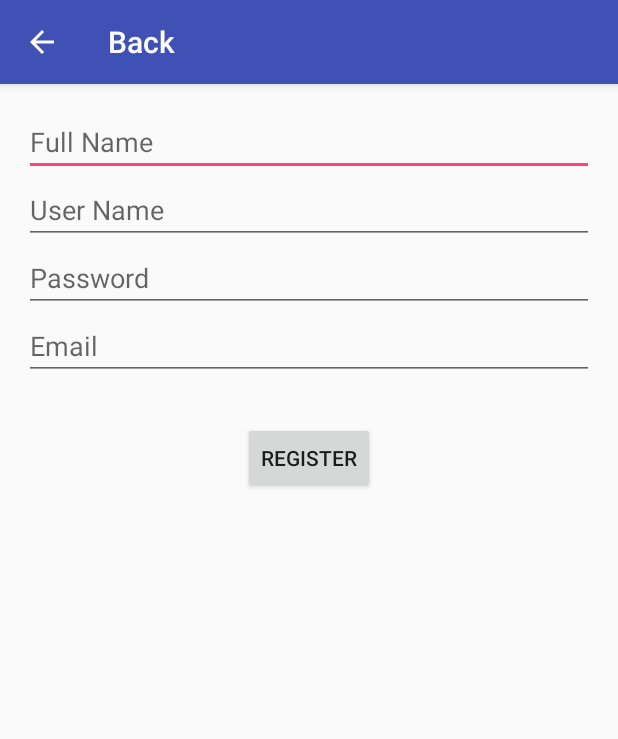
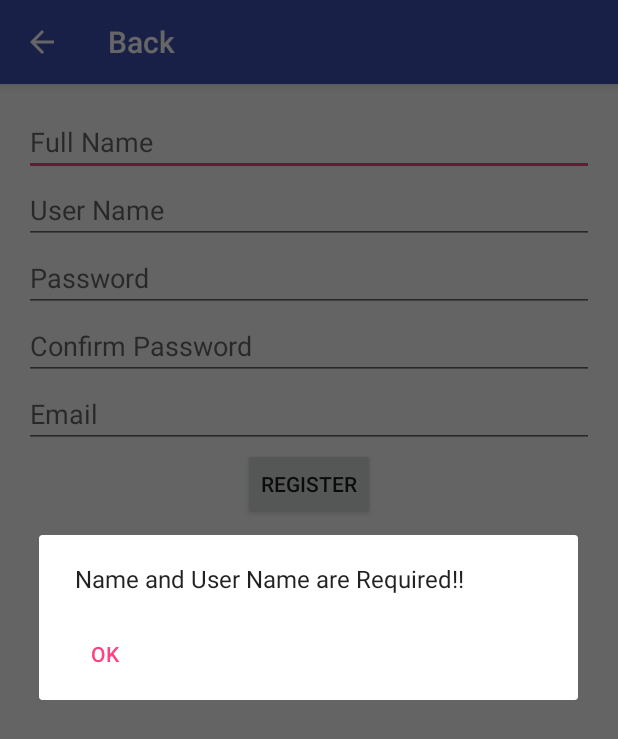
Before and after one commit to PaddyLevitt/Capstone2016PhotoShare, an Android app: the RegisterActivity screen opened directly, with no data from a screen before it, after a tap on "REGISTER", on a phone screen of 412 x 824 dp. Shown: the top 739 px of the screen. Run offline under Robolectric (Android 15) with nearby library versions, the phone set to English and light mode, and no system bars.

Commit message:
Mainly Tweaked Registration activity. Did other stuff too.

```diff
--- a/app/src/main/java/BackEnd/MockData.java
+++ b/app/src/main/java/BackEnd/MockData.java
@@ -7,7 +7,7 @@ import java.util.ArrayList;
  * This class is for temporary Mock Data for testing purposes only and
  * will be replaced by data from the DB when active.
 */
-public class MockData {
+    public class MockData {
 
     public ArrayList<UserProfile> tempProfileList;
 
--- a/app/src/main/java/BackEnd/Registration.java
+++ b/app/src/main/java/BackEnd/Registration.java
@@ -1,7 +1,7 @@
 package BackEnd;
 
 import android.os.AsyncTask;
-import android.view.View;
+import com.capstone.photoshare.MainActivity;
 
 /**
  * Created by Lee Mills on 2/1/2016.
@@ -13,12 +13,13 @@ public class Registration extends AsyncTask<Void, Void, String> {
 
     public Registration(String name, String userName, String password, String emailAddress) {
         newProfile = new UserProfile(name, userName, password, emailAddress);
+        MainActivity.tempData.tempProfileList.add(newProfile); //mock data for now
     }
 
     protected String doInBackground(Void... params) {
 
         //Code here to connect to DB and push Register object to database
 
-        return newProfile.getName(); // test that this method is doing something in background
+        return MainActivity.tempData.tempProfileList.get(MainActivity.tempData.tempProfileList.size() - 1).getName(); //mopck data for now
     }
 }
--- /dev/null
+++ b/app/src/main/java/BackEnd/WarningDialog.java
@@ -0,0 +1,27 @@
+package BackEnd;
+
+import android.app.AlertDialog;
+import android.content.Context;
+import android.content.DialogInterface;
+
+/**
+ * Created by Lee Mills on 2/6/2016.
+ * This class is created to use to same alert dialog format throughout the app
+ */
+public class WarningDialog extends AlertDialog.Builder {
+
+    public WarningDialog(Context context, String warning) {
+        super(context);
+        setMessage(warning);
+        setCancelable(true);
+        setNeutralButton(android.R.string.ok,
+                new DialogInterface.OnClickListener() {
+                    public void onClick(DialogInterface dialog, int id) {
+                        dialog.cancel();
+                    }
+                });
+
+        create();
+        show();
+    }
+}
--- a/app/src/main/java/com/capstone/photoshare/ProfileActivity.java
+++ b/app/src/main/java/com/capstone/photoshare/ProfileActivity.java
@@ -1,4 +1,8 @@
 package com.capstone.photoshare;
+
+/* Created by Lee K. Mills.
+ * This class represents the user profile screen
+ */
 
 import android.os.Bundle;
 import android.support.v7.app.AppCompatActivity;
--- a/app/src/main/java/com/capstone/photoshare/RegisterActivity.java
+++ b/app/src/main/java/com/capstone/photoshare/RegisterActivity.java
@@ -1,4 +1,8 @@
 package com.capstone.photoshare;
+
+/* Created by Lee K. Mills.
+ * This class represents the registration screen
+ */
 
 import android.os.Bundle;
 import android.support.v7.app.AppCompatActivity;
@@ -8,9 +12,12 @@ import android.widget.EditText;
 import android.widget.TextView;
 import java.util.concurrent.ExecutionException;
 import BackEnd.Registration;
-
+import BackEnd.WarningDialog;
 
 public class RegisterActivity extends AppCompatActivity {
+
+    //Represents minimum password length
+    private static final int passwordLength = 8;
 
     @Override
     protected void onCreate(Bundle savedInstanceState) {
@@ -24,25 +31,83 @@ public class RegisterActivity extends AppCompatActivity {
 
     //For now just a mock test of register fields, button and background thread
     public void registerButton(View view) {
+
+        //Text fields
         EditText editText1 = (EditText) findViewById(R.id.fullName);
         EditText editText2 = (EditText) findViewById(R.id.userName);
         EditText editText3 = (EditText) findViewById(R.id.password);
-        EditText editText4 = (EditText) findViewById(R.id.email);
+        EditText editText4 = (EditText) findViewById(R.id.confirmPassword);
+        EditText editText5 = (EditText) findViewById(R.id.email);
 
+        //Input from text fields
         String name = editText1.getText().toString();
         String userName = editText2.getText().toString();
         String password= editText3.getText().toString();
-        String email = editText4.getText().toString();
+        String confirmPassword = editText4.getText().toString();
+        String email = editText5.getText().toString();
 
+        if(generateRegisterWarning(name, userName, password, confirmPassword, email)) { // Generate warning and returns from method
+            return;
+        }
+
+        //Executes registration in background
         Registration myRegistration = new Registration(name, userName, password, email);
-
         myRegistration.execute();
 
+        //Temp for testing, puts new user name on screen
         try {
             TextView textView = (TextView) findViewById(R.id.textView2);
             textView.setText(myRegistration.get());
         } catch (InterruptedException | ExecutionException e) {
             e.printStackTrace();
+
         }
     }
+
+    //Checks if password and confirmed password are equal
+    private boolean confirmPassword(String password, String confirmed) {
+        return password.equals(confirmed) && !password.equals("") && !confirmed.equals("");
+    }
+
+    //Checks if password meets minimum length
+    private boolean passwordLength(String password) {
+        return password.length() < passwordLength;
+    }
+
+    //Checks if name and username fields are empty or null
+    private boolean fullFields (String name, String username) {
+        return name.equals("") || username.equals("");
+    }
+
+    //Checks if email format is correct
+    private boolean emailFormat (String email) {
+        return email!=null && android.util.Patterns.EMAIL_ADDRESS.matcher(email).matches();
+    }
+
+    //Generate applicable warning dialog based on invalid registration info, in sequence with text fields
+    private boolean generateRegisterWarning(String name, String username, String password, String confirmPassword, String email) {
+
+        if (fullFields(name, username)) {
+            String warning = "Name and User Name are Required!!";
+            new WarningDialog(this, warning);
+            return true;
+        }
+        else if (passwordLength(password)) {
+            String warning = "Password should be atleast 8 characters!!";
+            new WarningDialog(this, warning);
+            return true;
+        }
+        else if (!confirmPassword(password, confirmPassword)) {
+            String warning = "Password and Confirmed Password DO NOT match!!";
+            new WarningDialog(this, warning);
+            return true;
+        }
+        else if (!emailFormat(email)) {
+            String warning = "Incorrect email format!!";
+            new WarningDialog(this, warning);
+            return true;
+        }
+        else
+            return false;
+    }
 }
--- a/app/src/main/res/layout/content_register.xml
+++ b/app/src/main/res/layout/content_register.xml
@@ -42,28 +42,28 @@
         android:layout_alignParentStart="true"
         android:layout_alignParentRight="true"
         android:layout_alignParentEnd="true"
-        android:hint="@string/password" />
+        android:hint="@string/password"
+        android:password="true" />
 
     <EditText
         android:layout_width="wrap_content"
         android:layout_height="wrap_content"
         android:id="@+id/email"
-        android:layout_below="@+id/password"
+        android:hint="@string/email"
+        android:layout_below="@+id/confirmPassword"
         android:layout_alignParentLeft="true"
         android:layout_alignParentStart="true"
         android:layout_alignParentRight="true"
-        android:layout_alignParentEnd="true"
-        android:hint="@string/email" />
+        android:layout_alignParentEnd="true" />
 
     <Button
         android:layout_width="wrap_content"
         android:layout_height="wrap_content"
         android:text="Register"
         android:id="@+id/regiserButton"
+        android:onClick="registerButton"
         android:layout_below="@+id/email"
-        android:layout_centerHorizontal="true"
-        android:layout_marginTop="28dp"
-        android:onClick="registerButton"/>
+        android:layout_centerHorizontal="true" />
 
     <TextView
         android:layout_width="wrap_content"
@@ -73,6 +73,18 @@
         android:id="@+id/textView2"
         android:layout_below="@+id/regiserButton"
         android:layout_centerHorizontal="true"
-        android:layout_marginTop="63dp" />
+        android:layout_marginTop="31dp" />
+
+    <EditText
+        android:layout_width="wrap_content"
+        android:layout_height="wrap_content"
+        android:id="@+id/confirmPassword"
+        android:hint="@string/confirm_password"
+        android:layout_below="@+id/password"
+        android:layout_alignParentLeft="true"
+        android:layout_alignParentStart="true"
+        android:layout_alignParentRight="true"
+        android:layout_alignParentEnd="true"
+        android:password="true" />
 
 </RelativeLayout>
--- a/app/src/main/res/values-v21/styles.xml
+++ b/app/src/main/res/values-v21/styles.xml
@@ -6,4 +6,5 @@
         <item name="android:windowDrawsSystemBarBackgrounds">true</item>
         <item name="android:statusBarColor">@android:color/transparent</item>
     </style>
+
 </resources>
--- a/app/src/main/res/values/strings.xml
+++ b/app/src/main/res/values/strings.xml
@@ -3,6 +3,7 @@
     <string name="action_settings">Settings</string>
     <string name="user_name">User Name</string>
     <string name="password">Password</string>
+    <string name="confirm_password">Confirm Password</string>
     <string name="email">Email</string>
     <string name="name">Full Name</string>
     <string name="title_activity_profile">ProfileActivity</string>
```
Also changed, not shown: app/src/main/java/BackEnd/Login.java (+12 -4 lines), app/src/main/java/com/capstone/photoshare/MainActivity.java (+21 -19 lines), app/src/main/res/layout/content_main.xml (+12 -1 lines).
